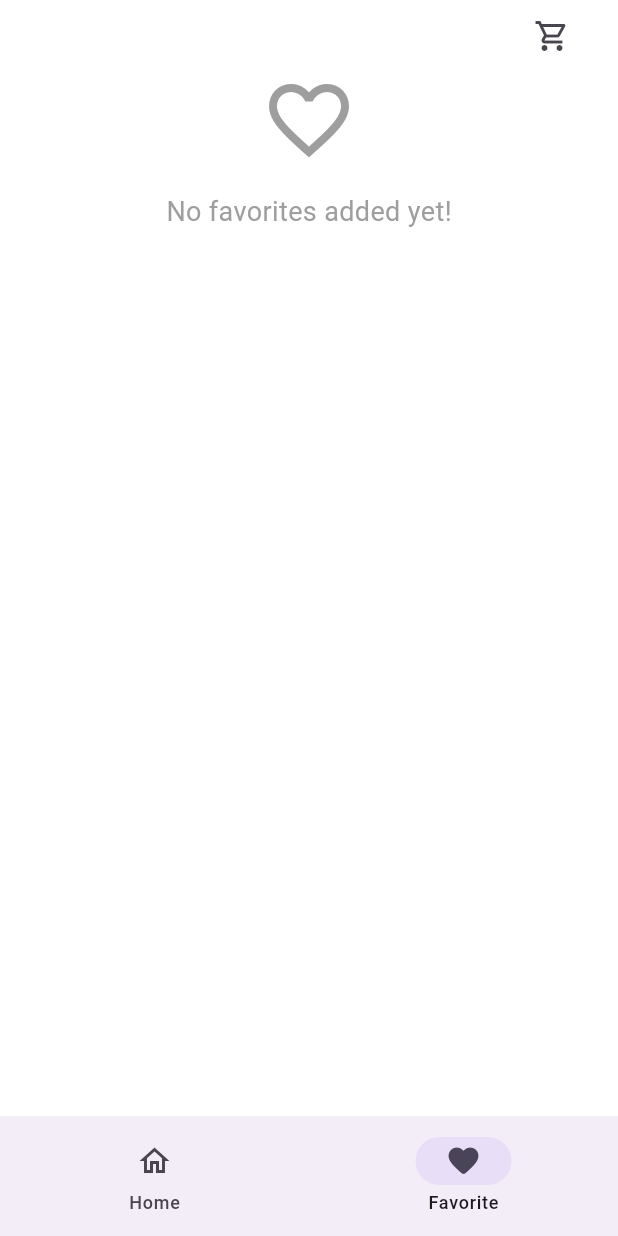
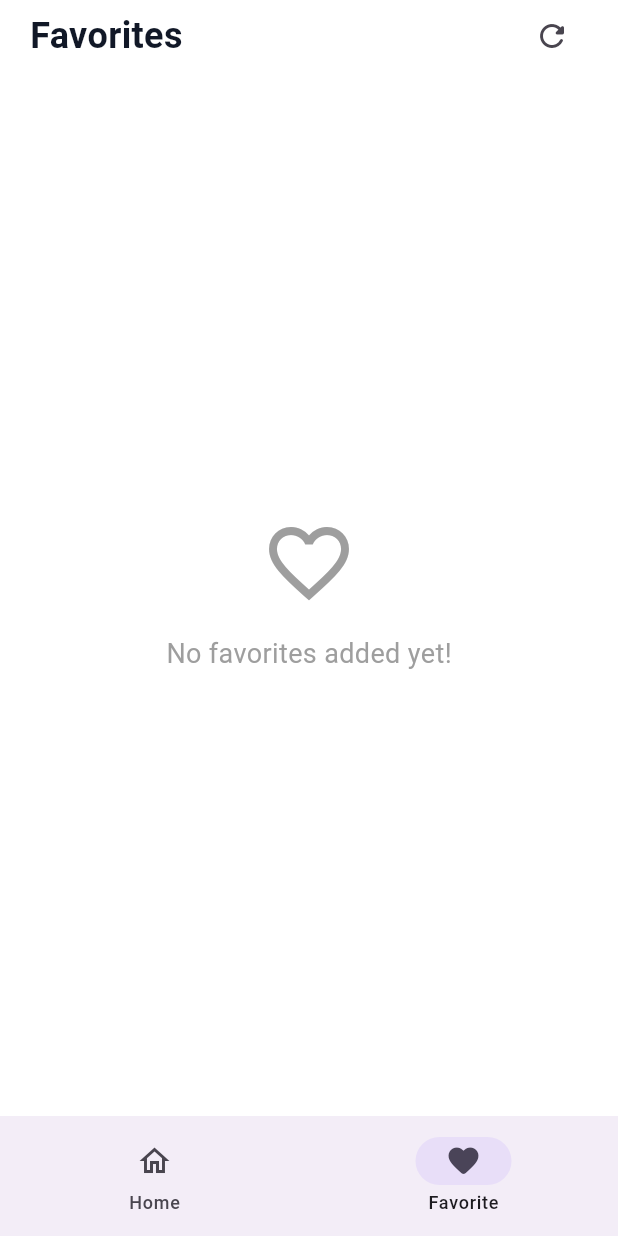
Before and after one commit to talhahdev2025/quick_bite, a Flutter app: the FavoriteScreen screen opened by its route, on a phone screen of 412 x 824 dp. Run offline on Flutter 3.47's test engine with Material 3 defaults, Android fonts, the phone set to English and light mode, and no system bars; our stand-ins replace firebase_auth, firebase_core, flutter_riverpod, go_router, sqflite, sqflite_common_ffi; accounts and stored records are empty.

Commit message:
chore:fix favorite_screen

```diff
--- a/lib/features/favorite/presentation/screens/favorite_screen.dart
+++ b/lib/features/favorite/presentation/screens/favorite_screen.dart
@@ -13,7 +13,6 @@ class FavoriteScreen extends ConsumerWidget {
   @override
   Widget build(BuildContext context, WidgetRef ref) {
     final favoriteState = ref.watch(favoriteNotifierProvider);
-
     return Scaffold(
       backgroundColor: AppColors.surface,
       body: SafeArea(
@@ -23,11 +22,13 @@ class FavoriteScreen extends ConsumerWidget {
               child: Padding(
                 padding: AppInsets.hXl,
                 child: Row(
-                  mainAxisAlignment: .end,
+                  mainAxisAlignment: .spaceBetween,
                   children: [
+                    Text('Favorites', style: AppTextStyles.headlineLarge),
                     IconButton(
-                      onPressed: () {},
-                      icon: Icon(Icons.shopping_cart_outlined),
+                      onPressed: () =>
+                          ref.read(favoriteNotifierProvider.notifier).build(),
+                      icon: Icon(Icons.refresh_rounded),
                     ),
                   ],
                 ),
@@ -36,7 +37,8 @@ class FavoriteScreen extends ConsumerWidget {
             favoriteState.when(
               data: (favorites) {
                 if (favorites.isEmpty) {
-                  return SliverToBoxAdapter(
+                  return SliverFillRemaining(
+                    hasScrollBody: false,
                     child: Center(
                       child: Column(
                         mainAxisAlignment: MainAxisAlignment.center,
@@ -61,12 +63,11 @@ class FavoriteScreen extends ConsumerWidget {
                 }
 
                 return SliverPadding(
-                  padding: AppInsets.vSm,
+                  padding: AppInsets.screen,
                   sliver: SliverList.builder(
                     itemCount: favorites.length,
                     itemBuilder: (context, index) {
                       final recipe = favorites[index];
-
                       return Dismissible(
                         key: Key(recipe.id.toString()),
                         direction: DismissDirection.endToStart,
@@ -88,7 +89,9 @@ class FavoriteScreen extends ConsumerWidget {
                           ScaffoldMessenger.of(context).clearSnackBars();
                           ScaffoldMessenger.of(context).showSnackBar(
                             SnackBar(
+                              showCloseIcon: true,
                               duration: AppDurations.normal,
+                              behavior: .floating,
                               content: Text(
                                 '${recipe.name} removed from favorites',
                               ),
```
